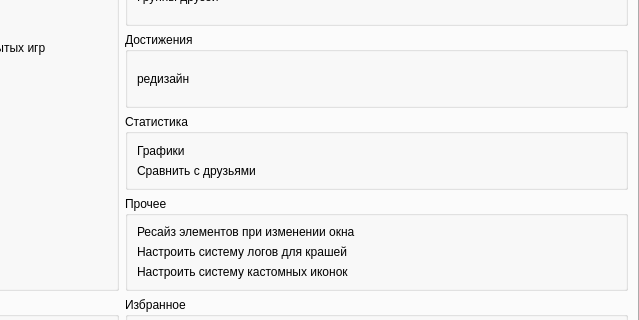
Qt form AraSteamManager/subform/formsettings.ui (Arankir/AraSteamManager) before a commit; both pictures show x 395 to 1034 and y 248 to 568 of the 1034 by 673 pixel window.
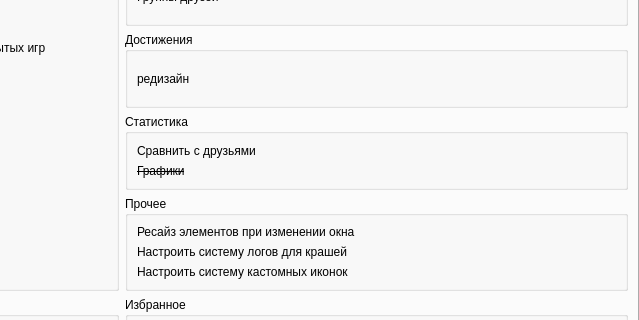
The same form after that commit. The open tabs and pages were chosen to show the change. Icons and pictures are not drawn.

Commit message: Графики

Diff of the .ui file:
```diff
--- a/AraSteamManager/subform/formsettings.ui
+++ b/AraSteamManager/subform/formsettings.ui
@@ -1135,13 +1135,6 @@
           <string>Статистика</string>
          </property>
          <layout class="QVBoxLayout" name="verticalLayout_11">
-          <item>
-           <widget class="QLabel" name="label_17">
-            <property name="text">
-             <string>Графики</string>
-            </property>
-           </widget>
-          </item>
           <item>
            <widget class="QLabel" name="label_18">
             <property name="text">
@@ -1149,6 +1142,18 @@
             </property>
            </widget>
           </item>
+          <item>
+           <widget class="QLabel" name="label_17">
+            <property name="font">
+             <font>
+              <strikeout>true</strikeout>
+             </font>
+            </property>
+            <property name="text">
+             <string>Графики</string>
+            </property>
+           </widget>
+          </item>
          </layout>
         </widget>
        </item>
```
Left out of the diff: 2 changed lines with no effect on the pictures. The commit also changes 45 other files.
